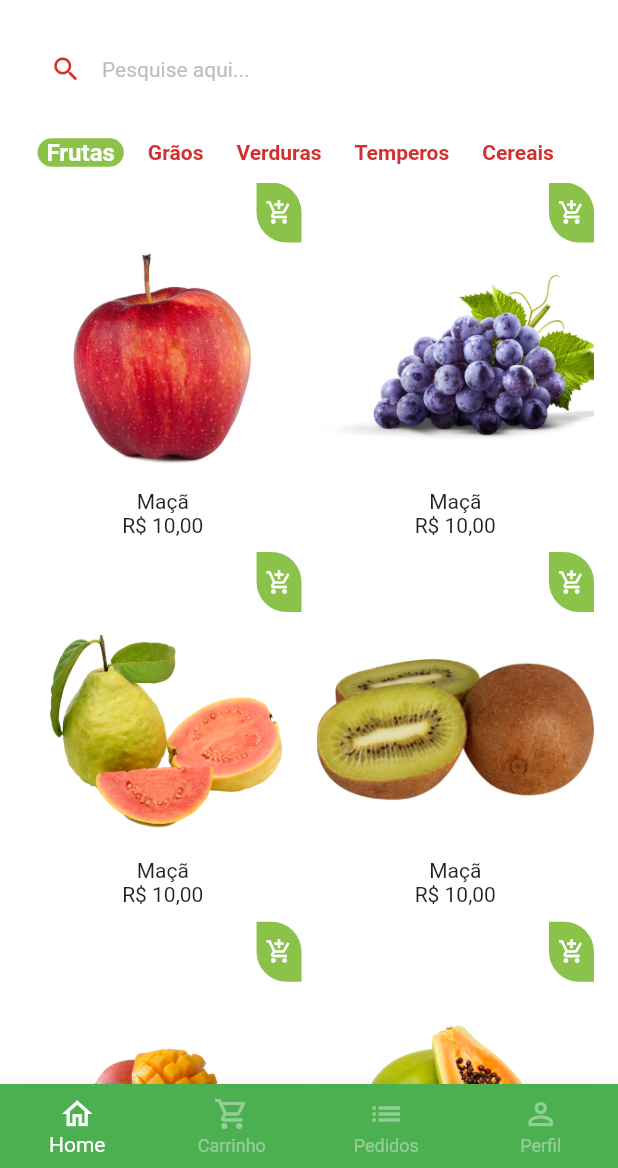
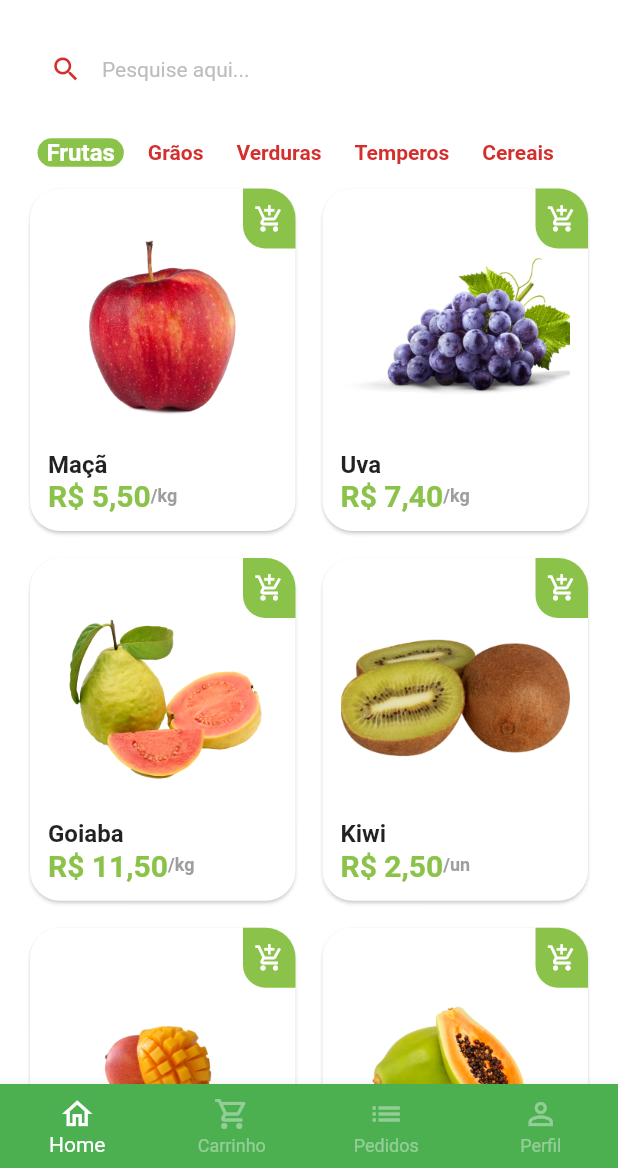
Before and after one commit to jvmMachado/greengrocer, a Flutter app: the BaseScreen screen opened directly, on a phone screen of 412 x 824 dp, the part 68-1236 px from its top. Run offline on Flutter 3.47's test engine with Material 2 defaults, Android fonts, the phone set to English and light mode, and no system bars; drawn by our look-alikes of badges; our stand-ins replace animated_text_kit, mask_text_input_formatter.

```diff
--- a/lib/src/pages/base/base_screen.dart
+++ b/lib/src/pages/base/base_screen.dart
@@ -20,7 +20,7 @@ class _BaseScreenState extends State<BaseScreen> {
         physics: const NeverScrollableScrollPhysics(),
         controller: pageController,
         children: [
-          HomeTab(),
+          const HomeTab(),
           Container(
             color: Colors.yellow,
           ),
--- /dev/null
+++ b/lib/src/pages/home/components/item_tile.dart
@@ -0,0 +1,106 @@
+import 'package:flutter/material.dart';
+import 'package:greengrocer/src/config/custom_colors.dart';
+
+import '../../../models/item_model.dart';
+import '../../../services/utils_services.dart';
+import '../../product/product_screen.dart';
+
+class ItemTile extends StatelessWidget with UtilsServicesMixin {
+  final ItemModel item;
+
+  const ItemTile({
+    Key? key,
+    required this.item,
+  }) : super(key: key);
+
+  @override
+  Widget build(BuildContext context) {
+    return Stack(
+      children: [
+        GestureDetector(
+          onTap: () {
+            Navigator.of(context).push(
+              MaterialPageRoute(
+                builder: (c) {
+                  return ProductScreen(item: item);
+                },
+              ),
+            );
+          },
+          child: Card(
+            elevation: 1,
+            shadowColor: Colors.grey.shade300,
+            shape: RoundedRectangleBorder(
+              borderRadius: BorderRadius.circular(20),
+            ),
+            child: Padding(
+              padding: const EdgeInsets.all(12),
+              child: Column(
+                crossAxisAlignment: CrossAxisAlignment.stretch,
+                children: [
+                  //* Imagem
+                  Expanded(
+                    child: Hero(
+                      tag: item.imgUrl,
+                      child: Image.asset(item.imgUrl),
+                    ),
+                  ),
+                  //* Nome
+                  Text(
+                    item.itemName,
+                    style: const TextStyle(
+                      fontSize: 16,
+                      fontWeight: FontWeight.bold,
+                    ),
+                  ),
+                  //* Preço - Unidade
+                  Row(
+                    children: [
+                      Text(
+                        priceToCurrency(item.price),
+                        style: TextStyle(
+                            fontWeight: FontWeight.bold,
+                            fontSize: 20,
+                            color: CustomColors.customSwatchColor),
+                      ),
+                      Text(
+                        '/${item.unit}',
+                        style: TextStyle(
+                          color: Colors.grey.shade500,
+                          fontWeight: FontWeight.bold,
+                          fontSize: 12,
+                        ),
+                      )
+                    ],
+                  ),
+                ],
+              ),
+            ),
+          ),
+        ),
+        Positioned(
+          top: 4,
+          right: 4,
+          child: GestureDetector(
+            onTap: () {},
+            child: Container(
+              height: 40,
+              width: 35,
+              decoration: BoxDecoration(
+                  color: CustomColors.customSwatchColor,
+                  borderRadius: const BorderRadius.only(
+                    bottomLeft: Radius.circular(15),
+                    topRight: Radius.circular(20),
+                  )),
+              child: const Icon(
+                Icons.add_shopping_cart_outlined,
+                color: Colors.white,
+                size: 20,
+              ),
+            ),
+          ),
+        )
+      ],
+    );
+  }
+}
--- a/lib/src/pages/home/home_tab.dart
+++ b/lib/src/pages/home/home_tab.dart
@@ -5,6 +5,7 @@ import 'package:greengrocer/src/config/custom_colors.dart';
 // ignore: library_prefixes
 import '../../config/app_data.dart' as appData;
 import 'components/category_tile.dart';
+import 'components/item_tile.dart';
 
 class HomeTab extends StatefulWidget {
   const HomeTab({Key? key}) : super(key: key);
@@ -134,48 +135,8 @@ class _HomeTabState extends State<HomeTab> {
               ),
               itemCount: appData.items.length,
               itemBuilder: (gridContext, index) {
-                return Stack(
-                  children: [
-                    Container(
-                      width: MediaQuery.of(gridContext).size.width,
-                      decoration: BoxDecoration(
-                        color: Colors.white,
-                        borderRadius: BorderRadius.circular(20),
-                        image: DecorationImage(
-                          image: AssetImage(
-                            appData.items[index].imgUrl,
-                          ),
-                        ),
-                      ),
-                      child: Column(
-                        children: const [
-                          Spacer(),
-                          Text('Maçã'),
-                          Text('R\$ 10,00'),
-                        ],
-                      ),
-                    ),
-                    Positioned(
-                      right: 0,
-                      top: 0,
-                      child: Container(
-                        width: 30,
-                        height: 40,
-                        decoration: BoxDecoration(
-                          color: CustomColors.customSwatchColor,
-                          borderRadius: const BorderRadius.only(
-                            topRight: Radius.circular(20),
-                            bottomLeft: Radius.circular(20),
-                          ),
-                        ),
-                        child: const Icon(
-                          Icons.add_shopping_cart_outlined,
-                          size: 18,
-                          color: Colors.white,
-                        ),
-                      ),
-                    )
-                  ],
+                return ItemTile(
+                  item: appData.items[index],
                 );
               },
             ),
--- /dev/null
+++ b/lib/src/services/utils_services.dart
@@ -0,0 +1,9 @@
+import 'package:intl/intl.dart';
+
+mixin UtilsServicesMixin {
+  String priceToCurrency(double price) {
+    NumberFormat numberFormat = NumberFormat.simpleCurrency(locale: 'pt_BR');
+
+    return numberFormat.format(price);
+  }
+}
--- a/pubspec.yaml
+++ b/pubspec.yaml
@@ -16,6 +16,7 @@ dependencies:
   animated_text_kit: ^4.2.2
   mask_text_input_formatter: ^2.4.0
   badges: ^2.0.3
+  intl: ^0.17.0
 
 dev_dependencies:
   flutter_test:
```
Also changed, not shown: lib/src/pages/common_components/quantity_widget.dart (added, +98 -0 lines), lib/src/pages/product/product_screen.dart (added, +142 -0 lines), pubspec.lock.
